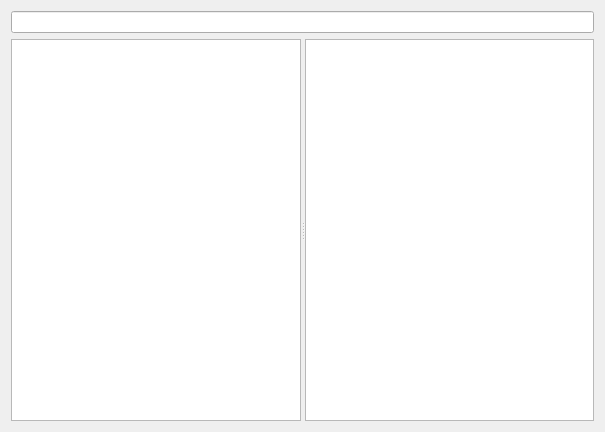
Old version of the form mainwindow.ui in the repository metem/MeTeM-File-Manager.
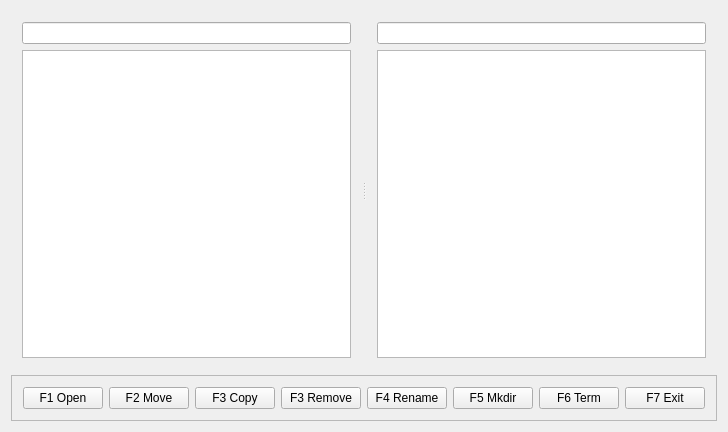
New version of the form.

What changed in the file:
```diff
--- a/mainwindow.ui
+++ b/mainwindow.ui
@@ -6,7 +6,7 @@
    <rect>
     <x>0</x>
     <y>0</y>
-    <width>605</width>
+    <width>720</width>
     <height>432</height>
    </rect>
   </property>
@@ -14,49 +14,222 @@
    <string>MainWindow</string>
   </property>
   <widget class="QWidget" name="centralWidget">
-   <layout class="QGridLayout" name="gridLayout">
-    <item row="0" column="0">
-     <widget class="QLineEdit" name="lEPath">
+   <layout class="QVBoxLayout" name="verticalLayout_3">
+    <item>
+     <widget class="QSplitter" name="splitter">
       <property name="sizePolicy">
-       <sizepolicy hsizetype="Expanding" vsizetype="Fixed">
+       <sizepolicy hsizetype="Expanding" vsizetype="Expanding">
         <horstretch>0</horstretch>
         <verstretch>0</verstretch>
        </sizepolicy>
       </property>
-     </widget>
-    </item>
-    <item row="1" column="0">
-     <widget class="QSplitter" name="splitter">
       <property name="orientation">
        <enum>Qt::Horizontal</enum>
       </property>
-      <widget class="QTreeView" name="treeView"/>
-      <widget class="QTableView" name="tableView">
-       <property name="minimumSize">
-        <size>
-         <width>0</width>
-         <height>0</height>
-        </size>
-       </property>
-       <property name="baseSize">
-        <size>
-         <width>0</width>
-         <height>0</height>
-        </size>
-       </property>
-       <property name="selectionMode">
-        <enum>QAbstractItemView::SingleSelection</enum>
-       </property>
-       <property name="selectionBehavior">
-        <enum>QAbstractItemView::SelectRows</enum>
-       </property>
-       <property name="showGrid">
-        <bool>false</bool>
-       </property>
-       <attribute name="verticalHeaderVisible">
-        <bool>false</bool>
-       </attribute>
+      <widget class="QWidget" name="widget" native="true">
+       <layout class="QVBoxLayout" name="verticalLayout">
+        <item>
+         <widget class="QLineEdit" name="lEPath">
+          <property name="sizePolicy">
+           <sizepolicy hsizetype="Expanding" vsizetype="Fixed">
+            <horstretch>0</horstretch>
+            <verstretch>0</verstretch>
+           </sizepolicy>
+          </property>
+         </widget>
+        </item>
+        <item>
+         <widget class="QTableView" name="filesExplorerView">
+          <property name="minimumSize">
+           <size>
+            <width>0</width>
+            <height>0</height>
+           </size>
+          </property>
+          <property name="baseSize">
+           <size>
+            <width>0</width>
+            <height>0</height>
+           </size>
+          </property>
+          <property name="autoFillBackground">
+           <bool>false</bool>
+          </property>
+          <property name="dragEnabled">
+           <bool>false</bool>
+          </property>
+          <property name="selectionMode">
+           <enum>QAbstractItemView::ExtendedSelection</enum>
+          </property>
+          <property name="selectionBehavior">
+           <enum>QAbstractItemView::SelectRows</enum>
+          </property>
+          <property name="showGrid">
+           <bool>false</bool>
+          </property>
+          <property name="cornerButtonEnabled">
+           <bool>true</bool>
+          </property>
+          <attribute name="horizontalHeaderHighlightSections">
+           <bool>false</bool>
+          </attribute>
+          <attribute name="horizontalHeaderStretchLastSection">
+           <bool>true</bool>
+          </attribute>
+          <attribute name="verticalHeaderVisible">
+           <bool>false</bool>
+          </attribute>
+          <attribute name="verticalHeaderDefaultSectionSize">
+           <number>16</number>
+          </attribute>
+          <attribute name="verticalHeaderHighlightSections">
+           <bool>false</bool>
+          </attribute>
+         </widget>
+        </item>
+       </layout>
+       <zorder>filesExplorerView</zorder>
+       <zorder>lEPath</zorder>
       </widget>
+      <widget class="QWidget" name="widget_2" native="true">
+       <layout class="QVBoxLayout" name="verticalLayout_2">
+        <item>
+         <widget class="QLineEdit" name="lEPath_2">
+          <property name="sizePolicy">
+           <sizepolicy hsizetype="Expanding" vsizetype="Fixed">
+            <horstretch>0</horstretch>
+            <verstretch>0</verstretch>
+           </sizepolicy>
+          </property>
+         </widget>
+        </item>
+        <item>
+         <widget class="QTableView" name="filesExplorerView_2">
+          <property name="minimumSize">
+           <size>
+            <width>0</width>
+            <height>0</height>
+           </size>
+          </property>
+          <property name="baseSize">
+           <size>
+            <width>0</width>
+            <height>0</height>
+           </size>
+          </property>
+          <property name="autoFillBackground">
+           <bool>false</bool>
+          </property>
+          <property name="dragEnabled">
+           <bool>false</bool>
+          </property>
+          <property name="selectionMode">
+           <enum>QAbstractItemView::ExtendedSelection</enum>
+          </property>
+          <property name="selectionBehavior">
+           <enum>QAbstractItemView::SelectRows</enum>
+          </property>
+          <property name="showGrid">
+           <bool>false</bool>
+          </property>
+          <property name="cornerButtonEnabled">
+           <bool>true</bool>
+          </property>
+          <attribute name="horizontalHeaderHighlightSections">
+           <bool>false</bool>
+          </attribute>
+          <attribute name="horizontalHeaderStretchLastSection">
+           <bool>true</bool>
+          </attribute>
+          <attribute name="verticalHeaderVisible">
+           <bool>false</bool>
+          </attribute>
+          <attribute name="verticalHeaderDefaultSectionSize">
+           <number>16</number>
+          </attribute>
+          <attribute name="verticalHeaderHighlightSections">
+           <bool>false</bool>
+          </attribute>
+         </widget>
+        </item>
+       </layout>
+       <zorder>filesExplorerView_2</zorder>
+       <zorder>lEPath_2</zorder>
+      </widget>
+     </widget>
+    </item>
+    <item>
+     <widget class="QFrame" name="frame">
+      <property name="minimumSize">
+       <size>
+        <width>0</width>
+        <height>0</height>
+       </size>
+      </property>
+      <property name="frameShape">
+       <enum>QFrame::StyledPanel</enum>
+      </property>
+      <property name="frameShadow">
+       <enum>QFrame::Raised</enum>
+      </property>
+      <layout class="QHBoxLayout" name="horizontalLayout">
+       <item>
+        <widget class="QPushButton" name="pbOpen">
+         <property name="text">
+          <string>F1 Open</string>
+         </property>
+        </widget>
+       </item>
+       <item>
+        <widget class="QPushButton" name="pbMove">
+         <property name="text">
+          <string>F2 Move</string>
+         </property>
+        </widget>
+       </item>
+       <item>
+        <widget class="QPushButton" name="pbCopy">
+         <property name="text">
+          <string>F3 Copy</string>
+         </property>
+        </widget>
+       </item>
+       <item>
+        <widget class="QPushButton" name="pbRemove">
+         <property name="text">
+          <string>F3 Remove</string>
+         </property>
+        </widget>
+       </item>
+       <item>
+        <widget class="QPushButton" name="pbRename">
+         <property name="text">
+          <string>F4 Rename</string>
+         </property>
+        </widget>
+       </item>
+       <item>
+        <widget class="QPushButton" name="pbMkdir">
+         <property name="text">
+          <string>F5 Mkdir</string>
+         </property>
+        </widget>
+       </item>
+       <item>
+        <widget class="QPushButton" name="pbTerm">
+         <property name="text">
+          <string>F6 Term</string>
+         </property>
+        </widget>
+       </item>
+       <item>
+        <widget class="QPushButton" name="pbExit">
+         <property name="text">
+          <string>F7 Exit</string>
+         </property>
+        </widget>
+       </item>
+      </layout>
      </widget>
     </item>
    </layout>
```
Left out of the diff: 19 changed lines with no effect on the pictures.
